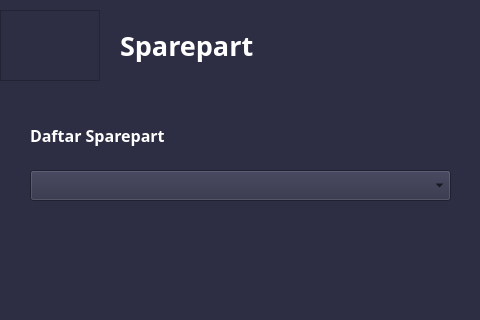
The window that file_ui/sparepart_menu.ui (Ghazimuhammad/Reservasi-Bengkel) describes before a commit, drawn with Qt 5; both pictures show x 0 to 480 and y 0 to 320 of the 480 by 640 pixel window.
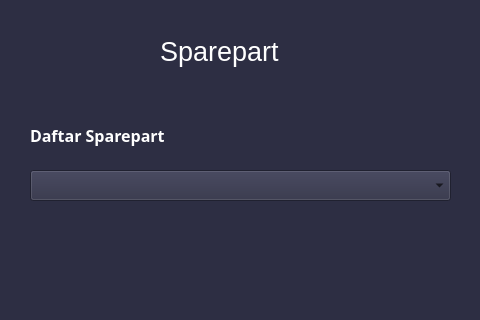
The same window after the commit. Icons and pictures are not drawn.

```diff
--- a/file_ui/sparepart_menu.ui
+++ b/file_ui/sparepart_menu.ui
@@ -17,73 +17,6 @@
    <string notr="true">background-color: #2D2E43;</string>
   </property>
   <widget class="QWidget" name="centralwidget">
-   <widget class="QWidget" name="gridLayoutWidget">
-    <property name="geometry">
-     <rect>
-      <x>0</x>
-      <y>10</y>
-      <width>451</width>
-      <height>71</height>
-     </rect>
-    </property>
-    <layout class="QGridLayout" name="gridLayout">
-     <property name="horizontalSpacing">
-      <number>20</number>
-     </property>
-     <property name="verticalSpacing">
-      <number>0</number>
-     </property>
-     <item row="0" column="1">
-      <widget class="QLabel" name="label">
-       <property name="font">
-        <font>
-         <family>Roboto Slab</family>
-         <pointsize>20</pointsize>
-         <weight>75</weight>
-         <bold>true</bold>
-        </font>
-       </property>
-       <property name="styleSheet">
-        <string notr="true">color: rgb(255, 255, 255);</string>
-       </property>
-       <property name="text">
-        <string>Sparepart</string>
-       </property>
-      </widget>
-     </item>
-     <item row="0" column="0">
-      <widget class="QFrame" name="frame">
-       <property name="enabled">
-        <bool>true</bool>
-       </property>
-       <property name="minimumSize">
-        <size>
-         <width>0</width>
-         <height>0</height>
-        </size>
-       </property>
-       <property name="maximumSize">
-        <size>
-         <width>100</width>
-         <height>999999</height>
-        </size>
-       </property>
-       <property name="styleSheet">
-        <string notr="true">image: url(:/images/tool.svg);</string>
-       </property>
-       <property name="frameShape">
-        <enum>QFrame::StyledPanel</enum>
-       </property>
-       <property name="frameShadow">
-        <enum>QFrame::Raised</enum>
-       </property>
-       <property name="lineWidth">
-        <number>10</number>
-       </property>
-      </widget>
-     </item>
-    </layout>
-   </widget>
    <widget class="QComboBox" name="comboBox">
     <property name="geometry">
      <rect>
@@ -189,6 +122,32 @@
      <string>Back</string>
     </property>
    </widget>
+   <widget class="QLabel" name="label">
+    <property name="geometry">
+     <rect>
+      <x>160</x>
+      <y>6</y>
+      <width>311</width>
+      <height>91</height>
+     </rect>
+    </property>
+    <property name="text">
+     <string>&lt;html&gt;&lt;head/&gt;&lt;body&gt;&lt;p&gt;&lt;span style=&quot; font-size:20pt; color:#ffffff;&quot;&gt;Sparepart&lt;/span&gt;&lt;/p&gt;&lt;/body&gt;&lt;/html&gt;</string>
+    </property>
+   </widget>
+   <widget class="QLabel" name="label_2">
+    <property name="geometry">
+     <rect>
+      <x>10</x>
+      <y>6</y>
+      <width>141</width>
+      <height>91</height>
+     </rect>
+    </property>
+    <property name="text">
+     <string/>
+    </property>
+   </widget>
   </widget>
   <widget class="QStatusBar" name="statusbar"/>
  </widget>
```
